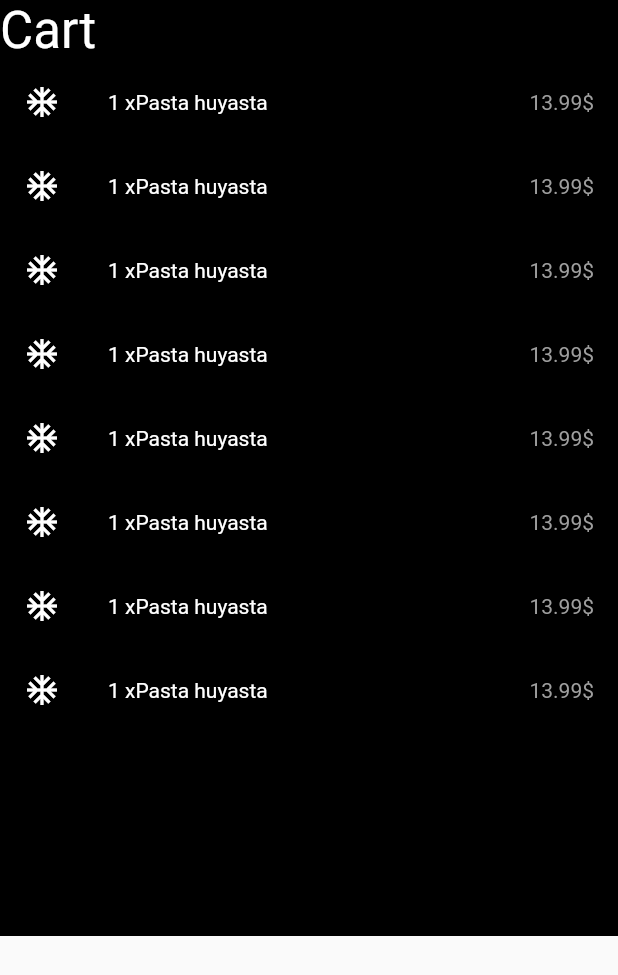
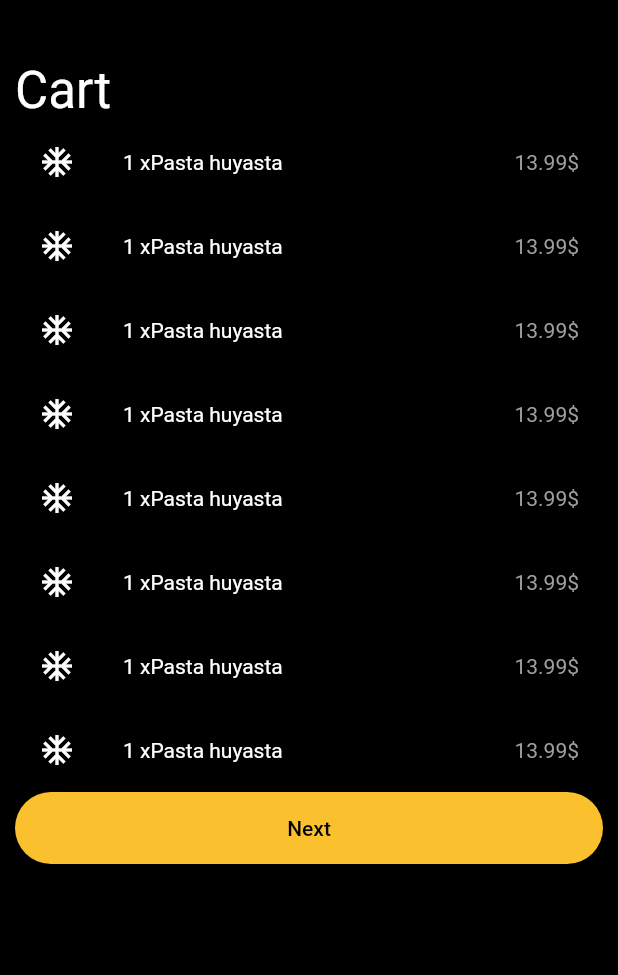
Before and after one commit to achernoprudov/flutterthon, a Flutter app: the MainCart widget shown alone on an empty page, opened directly, on a phone screen of 412 x 824 dp. Shown: the top 975 px of the screen. Run offline on Flutter 3.47's test engine with Material 2 defaults, Android fonts, the phone set to English and light mode, and no system bars; network calls fail.

Commit message:
background black color

```diff
--- a/lib/src/home_screen.dart
+++ b/lib/src/home_screen.dart
@@ -11,6 +11,7 @@ class HomeScreen extends StatelessWidget {
   @override
   Widget build(BuildContext context) {
     return Scaffold(
+      backgroundColor: Colors.black,
         body: ListView(
       children: <Widget>[
         MainItemsGrid(items: items),
--- a/lib/src/modules/main/main_cart.dart
+++ b/lib/src/modules/main/main_cart.dart
@@ -1,5 +1,6 @@
 import 'package:flutter/material.dart';
 import 'package:flutterthon/src/widgets/cart_item_widget.dart';
+import 'package:flutterthon/src/widgets/round_button.dart';
 
 class MainCart extends StatelessWidget {
   @override
@@ -7,8 +8,9 @@ class MainCart extends StatelessWidget {
     final textTheme = Theme.of(context).textTheme;
 
     return Container(
-      height: MediaQuery.of(context).size.height - 200,
+      // height: MediaQuery.of(context).size.height - 200,
       color: Colors.black,
+      padding: EdgeInsets.only(top: 40, left: 10, right: 10, bottom: 100),
       child: Column(
         crossAxisAlignment: CrossAxisAlignment.start,
         children: <Widget>[
@@ -30,6 +32,16 @@ class MainCart extends StatelessWidget {
               CartItemWidget(),
             ],
           ),
+          Row(
+            children: <Widget>[
+              Expanded(
+                child: RoundButton(
+                  title: 'Next',
+                  onTap: () {},
+                ),
+              )
+            ],
+          )
         ],
       ),
     );
```
Also changed, not shown: lib/src/modules/main/main_items_grid.dart (+5 -2 lines).
